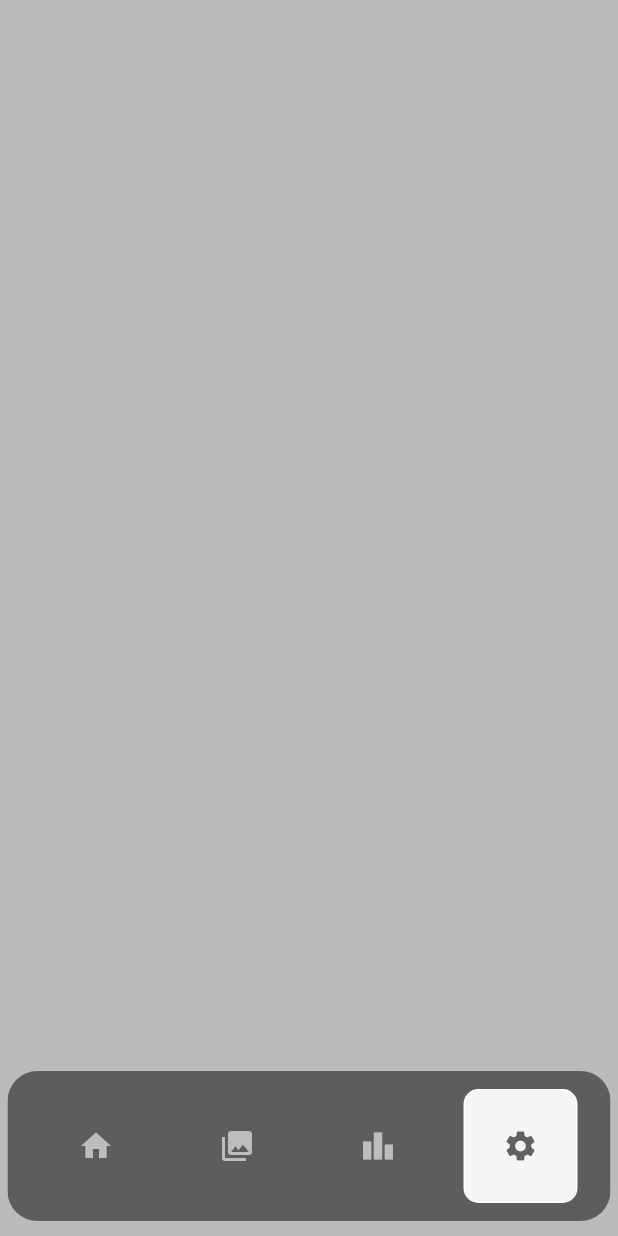
After one commit to BlJanosch/Hermes, a Flutter app: the Settings screen opened directly, on a phone screen of 412 x 824 dp. The commit adds this screen. Run offline on Flutter 3.47's test engine with Material 3 defaults, Android fonts, the phone set to English and light mode, and no system bars; drawn by our look-alikes of google_nav_bar; our stand-ins replace flutter_map, flutter_svg, geolocator, latlong2; missing offline and left inert: flutter_map_location_marker.

Commit message:
Added Settings Page

```diff
--- a/src/frontend/hermes/lib/pages/home.dart
+++ b/src/frontend/hermes/lib/pages/home.dart
@@ -272,7 +272,7 @@ class _HomeState extends State<Home> {
             bottom: 10.0,
             left: 5,
             right: 5,
-            child: MyBottomNavBar(),
+            child: MyBottomNavBar(currentIndex: 0,),
           ),
         ],
       ),
--- /dev/null
+++ b/src/frontend/hermes/lib/pages/settings.dart
@@ -0,0 +1,28 @@
+import 'package:flutter/material.dart';
+import 'package:hermes/components/bottom_nav_bar.dart';
+
+class Settings extends StatefulWidget {
+  const Settings({super.key});
+
+  @override
+  State<Settings> createState() => _SettingsState();
+}
+
+class _SettingsState extends State<Settings> {
+  @override
+  Widget build(BuildContext context) {
+    return Scaffold(
+      backgroundColor: Colors.grey.withOpacity(0.7),
+      body: Stack(
+        children: [
+          Positioned(
+            bottom: 10.0,
+            left: 5,
+            right: 5,
+            child: MyBottomNavBar(currentIndex: 3,),
+          ),
+        ],
+      ),
+    );
+  }
+}
```
Also changed, not shown: src/frontend/hermes/lib/components/bottom_nav_bar.dart (+36 -7 lines), src/frontend/hermes/lib/pages/home-DESKTOP-P66VI2P.dart (deleted, +0 -53 lines), src/frontend/hermes/pubspec.yaml (+9 -1 lines), src/frontend/hermes/pubspec.lock, 1 other file.
